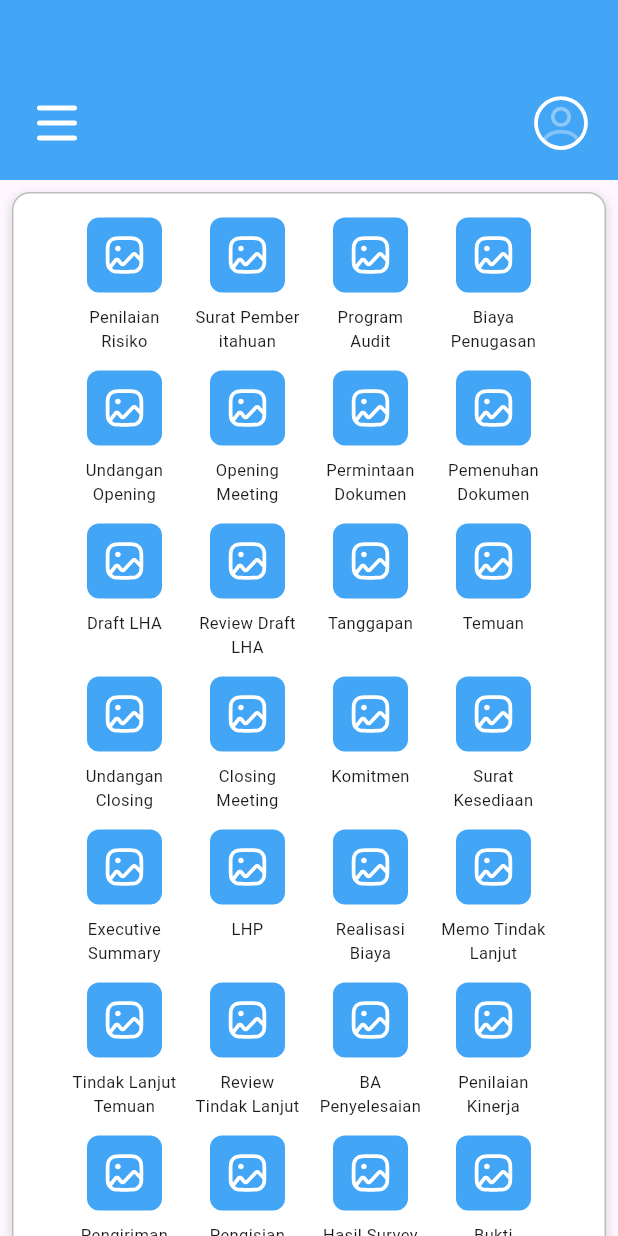
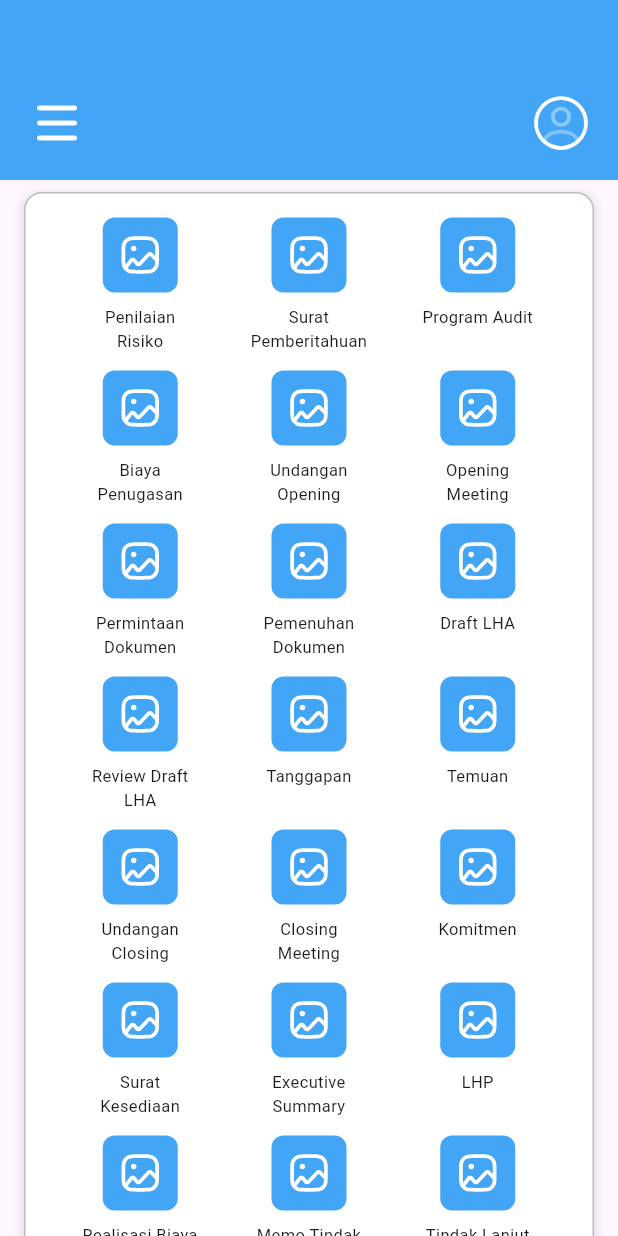
Before and after one commit to Choconut06/AuditApp_magang, a Flutter app: the HomePage screen opened directly, on a phone screen of 412 x 824 dp. Run offline on Flutter 3.47's test engine with Material 3 defaults, Android fonts, the phone set to English and light mode, and no system bars; our stand-ins replace carousel_slider, flutter_svg.

Commit message:
main menu adjustment change gridview to wrap

```diff
--- a/lib/pages/homepage.dart
+++ b/lib/pages/homepage.dart
@@ -83,7 +83,7 @@ class _HomePageState extends State<HomePage> {
         child: Column(
           children: [
             Padding(
-            padding: const EdgeInsets.all(8),
+            padding: const EdgeInsets.symmetric(vertical: 8, horizontal: 16),
             child: Center(child: menuContainer()),
             ),
             SizedBox(
@@ -129,13 +129,11 @@ class _HomePageState extends State<HomePage> {
                     ),
                     // isi card
                     Padding(
-                      padding: const EdgeInsets.all(4),
-                      child: GridView.count(
-                        shrinkWrap: true, // agar tidak mengambil seluruh layar
-                        crossAxisCount: 4, // hanya 4 item per baris
-                        crossAxisSpacing: 4,
-                        mainAxisSpacing: 4,
-                        physics: const NeverScrollableScrollPhysics(), // karena ada dalam ScrollView
+                      padding: const EdgeInsets.all(8),
+                      child: Wrap(
+                        spacing: 10,
+                        runSpacing: 10,
+                        alignment: WrapAlignment.spaceEvenly,
                         children: List.generate(programKerja.length, (index) {
                           final item = programKerja[index];
                           return GestureDetector(
@@ -170,8 +168,9 @@ class _HomePageState extends State<HomePage> {
                                   );
                               }
                             },
+                            child: SizedBox(
+                              width: 80,
                               child: Column(
-                              mainAxisSize: MainAxisSize.min,
                                 children: [
                                   Container(
                                     height: 50,
@@ -196,6 +195,7 @@ class _HomePageState extends State<HomePage> {
                                   ),
                                 ],
                               ),
+                            ),
                           );
                         }),
                       ),
@@ -213,7 +213,7 @@ class _HomePageState extends State<HomePage> {
 
   Container menuContainer() {
     return Container(
-      width: 460,
+      width: double.infinity,
       padding: const EdgeInsets.all(16),
       decoration: BoxDecoration(
         color: Colors.white,
@@ -231,7 +231,7 @@ class _HomePageState extends State<HomePage> {
       child: Wrap(
         spacing: 12,
         runSpacing: 12,
-        alignment: WrapAlignment.center,
+        alignment: WrapAlignment.spaceEvenly,
         children: List.generate(mainMenu.length, (index) {
           final item = mainMenu[index];
           return GestureDetector(
@@ -580,7 +580,7 @@ class _HomePageState extends State<HomePage> {
               }
             },
             child: SizedBox(
-              width: 70,
+              width: 80,
               child: Column(
                 children: [
                   Container(
```
Lines whose indentation alone changed are shown as unchanged.
